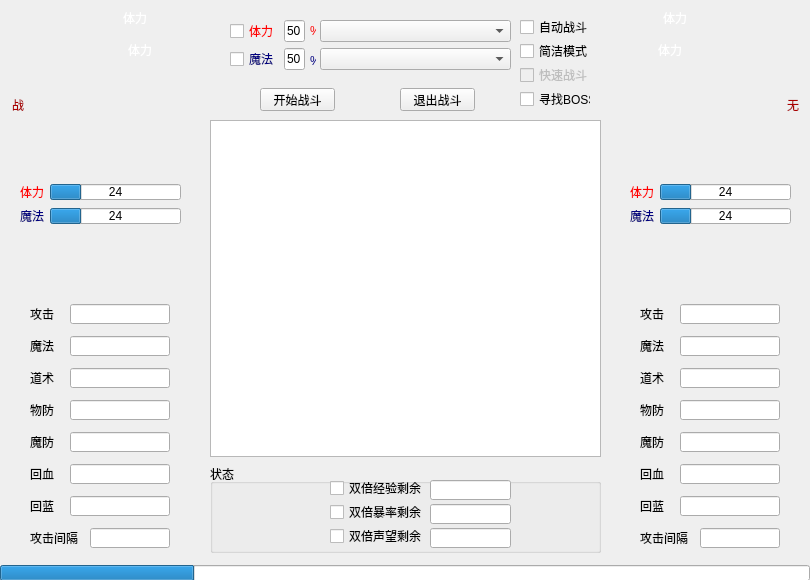
simon0xia/mirror, file code/mirror/fight_fight.ui: the form before one commit.
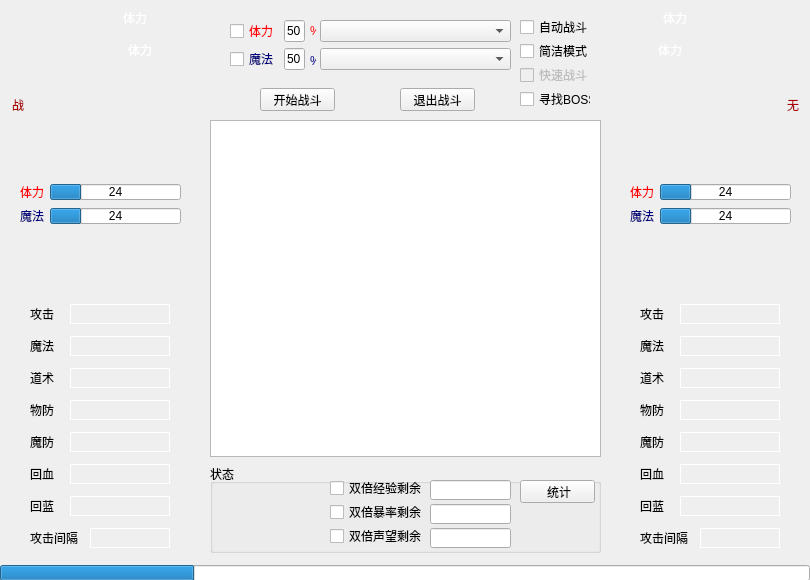
The form after the commit. Icons and pictures are not drawn.

Commit message: 增加统计信息，单击列出当前挂机时间，以及杀怪数量，经验获得等情况。

What changed in the file:
```diff
--- a/code/mirror/fight_fight.ui
+++ b/code/mirror/fight_fight.ui
@@ -156,9 +156,9 @@
    <property name="geometry">
     <rect>
      <x>10</x>
-     <y>16</y>
-     <width>70</width>
-     <height>70</height>
+     <y>8</y>
+     <width>80</width>
+     <height>80</height>
     </rect>
    </property>
    <property name="text">
@@ -174,10 +174,10 @@
   <widget class="QLabel" name="label_monster_head">
    <property name="geometry">
     <rect>
-     <x>730</x>
-     <y>16</y>
-     <width>70</width>
-     <height>70</height>
+     <x>720</x>
+     <y>8</y>
+     <width>80</width>
+     <height>80</height>
     </rect>
    </property>
    <property name="text">
@@ -257,19 +257,6 @@
     <string>50</string>
    </property>
   </widget>
-  <widget class="QLineEdit" name="edit_role_dc">
-   <property name="geometry">
-    <rect>
-     <x>70</x>
-     <y>304</y>
-     <width>100</width>
-     <height>20</height>
-    </rect>
-   </property>
-   <property name="readOnly">
-    <bool>true</bool>
-   </property>
-  </widget>
   <widget class="QLabel" name="label_5">
    <property name="geometry">
     <rect>
@@ -374,123 +361,6 @@
     <string>攻击间隔</string>
    </property>
   </widget>
-  <widget class="QLineEdit" name="edit_role_mc">
-   <property name="geometry">
-    <rect>
-     <x>70</x>
-     <y>336</y>
-     <width>100</width>
-     <height>20</height>
-    </rect>
-   </property>
-   <property name="readOnly">
-    <bool>true</bool>
-   </property>
-  </widget>
-  <widget class="QLineEdit" name="edit_role_sc">
-   <property name="geometry">
-    <rect>
-     <x>70</x>
-     <y>368</y>
-     <width>100</width>
-     <height>20</height>
-    </rect>
-   </property>
-   <property name="readOnly">
-    <bool>true</bool>
-   </property>
-  </widget>
-  <widget class="QLineEdit" name="edit_role_ac">
-   <property name="geometry">
-    <rect>
-     <x>70</x>
-     <y>400</y>
-     <width>100</width>
-     <height>20</height>
-    </rect>
-   </property>
-   <property name="readOnly">
-    <bool>true</bool>
-   </property>
-  </widget>
-  <widget class="QLineEdit" name="edit_role_mac">
-   <property name="geometry">
-    <rect>
-     <x>70</x>
-     <y>432</y>
-     <width>100</width>
-     <height>20</height>
-    </rect>
-   </property>
-   <property name="readOnly">
-    <bool>true</bool>
-   </property>
-  </widget>
-  <widget class="QLineEdit" name="edit_role_rhp">
-   <property name="geometry">
-    <rect>
-     <x>70</x>
-     <y>464</y>
-     <width>100</width>
-     <height>20</height>
-    </rect>
-   </property>
-   <property name="readOnly">
-    <bool>true</bool>
-   </property>
-  </widget>
-  <widget class="QLineEdit" name="edit_role_rmp">
-   <property name="geometry">
-    <rect>
-     <x>70</x>
-     <y>496</y>
-     <width>100</width>
-     <height>20</height>
-    </rect>
-   </property>
-   <property name="readOnly">
-    <bool>true</bool>
-   </property>
-  </widget>
-  <widget class="QLineEdit" name="edit_role_interval">
-   <property name="geometry">
-    <rect>
-     <x>90</x>
-     <y>528</y>
-     <width>80</width>
-     <height>20</height>
-    </rect>
-   </property>
-   <property name="readOnly">
-    <bool>true</bool>
-   </property>
-  </widget>
-  <widget class="QLineEdit" name="edit_monster_mac">
-   <property name="geometry">
-    <rect>
-     <x>680</x>
-     <y>432</y>
-     <width>100</width>
-     <height>20</height>
-    </rect>
-   </property>
-   <property name="readOnly">
-    <bool>true</bool>
-   </property>
-  </widget>
-  <widget class="QLineEdit" name="edit_monster_rhp">
-   <property name="geometry">
-    <rect>
-     <x>680</x>
-     <y>464</y>
-     <width>100</width>
-     <height>20</height>
-    </rect>
-   </property>
-   <property name="readOnly">
-    <bool>true</bool>
-   </property>
-  </widget>
   <widget class="QLabel" name="label_55">
    <property name="geometry">
     <rect>
@@ -517,19 +387,6 @@
     <string>魔防</string>
    </property>
   </widget>
-  <widget class="QLineEdit" name="edit_monster_rmp">
-   <property name="geometry">
-    <rect>
-     <x>680</x>
-     <y>496</y>
-     <width>100</width>
-     <height>20</height>
-    </rect>
-   </property>
-   <property name="readOnly">
-    <bool>true</bool>
-   </property>
-  </widget>
   <widget class="QLabel" name="label_58">
    <property name="geometry">
     <rect>
@@ -543,58 +400,6 @@
     <string>物防</string>
    </property>
   </widget>
-  <widget class="QLineEdit" name="edit_monster_interval">
-   <property name="geometry">
-    <rect>
-     <x>700</x>
-     <y>528</y>
-     <width>80</width>
-     <height>20</height>
-    </rect>
-   </property>
-   <property name="readOnly">
-    <bool>true</bool>
-   </property>
-  </widget>
-  <widget class="QLineEdit" name="edit_monster_dc">
-   <property name="geometry">
-    <rect>
-     <x>680</x>
-     <y>304</y>
-     <width>100</width>
-     <height>20</height>
-    </rect>
-   </property>
-   <property name="readOnly">
-    <bool>true</bool>
-   </property>
-  </widget>
-  <widget class="QLineEdit" name="edit_monster_ac">
-   <property name="geometry">
-    <rect>
-     <x>680</x>
-     <y>400</y>
-     <width>100</width>
-     <height>20</height>
-    </rect>
-   </property>
-   <property name="readOnly">
-    <bool>true</bool>
-   </property>
-  </widget>
-  <widget class="QLineEdit" name="edit_monster_mc">
-   <property name="geometry">
-    <rect>
-     <x>680</x>
-     <y>336</y>
-     <width>100</width>
-     <height>20</height>
-    </rect>
-   </property>
-   <property name="readOnly">
-    <bool>true</bool>
-   </property>
-  </widget>
   <widget class="QLabel" name="label_61">
    <property name="geometry">
     <rect>
@@ -845,6 +650,19 @@
      <bool>true</bool>
     </property>
    </widget>
+   <widget class="QPushButton" name="btn_statistics">
+    <property name="geometry">
+     <rect>
+      <x>310</x>
+      <y>16</y>
+      <width>75</width>
+      <height>23</height>
+     </rect>
+    </property>
+    <property name="text">
+     <string> 统计</string>
+    </property>
+   </widget>
   </widget>
   <widget class="QProgressBar" name="progressBar_role_exp">
    <property name="geometry">
@@ -907,19 +725,6 @@
     <string>道术</string>
    </property>
   </widget>
-  <widget class="QLineEdit" name="edit_monster_sc">
-   <property name="geometry">
-    <rect>
-     <x>680</x>
-     <y>368</y>
-     <width>100</width>
-     <height>20</height>
-    </rect>
-   </property>
-   <property name="readOnly">
-    <bool>true</bool>
-   </property>
-  </widget>
   <widget class="QCheckBox" name="checkBox_boss">
    <property name="enabled">
     <bool>true</bool>
@@ -1052,6 +857,358 @@
     <set>Qt::AlignCenter</set>
    </property>
   </widget>
+  <widget class="QLabel" name="edit_role_dc">
+   <property name="geometry">
+    <rect>
+     <x>70</x>
+     <y>304</y>
+     <width>100</width>
+     <height>20</height>
+    </rect>
+   </property>
+   <property name="styleSheet">
+    <string notr="true">color: rgb(255, 255, 255);</string>
+   </property>
+   <property name="frameShape">
+    <enum>QFrame::Panel</enum>
+   </property>
+   <property name="text">
+    <string/>
+   </property>
+   <property name="alignment">
+    <set>Qt::AlignCenter</set>
+   </property>
+  </widget>
+  <widget class="QLabel" name="edit_role_mc">
+   <property name="geometry">
+    <rect>
+     <x>70</x>
+     <y>336</y>
+     <width>100</width>
+     <height>20</height>
+    </rect>
+   </property>
+   <property name="styleSheet">
+    <string notr="true">color: rgb(255, 255, 255);</string>
+   </property>
+   <property name="frameShape">
+    <enum>QFrame::Panel</enum>
+   </property>
+   <property name="text">
+    <string/>
+   </property>
+   <property name="alignment">
+    <set>Qt::AlignCenter</set>
+   </property>
+  </widget>
+  <widget class="QLabel" name="edit_role_sc">
+   <property name="geometry">
+    <rect>
+     <x>70</x>
+     <y>368</y>
+     <width>100</width>
+     <height>20</height>
+    </rect>
+   </property>
+   <property name="styleSheet">
+    <string notr="true">color: rgb(255, 255, 255);</string>
+   </property>
+   <property name="frameShape">
+    <enum>QFrame::Panel</enum>
+   </property>
+   <property name="text">
+    <string/>
+   </property>
+   <property name="alignment">
+    <set>Qt::AlignCenter</set>
+   </property>
+  </widget>
+  <widget class="QLabel" name="edit_role_ac">
+   <property name="geometry">
+    <rect>
+     <x>70</x>
+     <y>400</y>
+     <width>100</width>
+     <height>20</height>
+    </rect>
+   </property>
+   <property name="styleSheet">
+    <string notr="true">color: rgb(255, 255, 255);</string>
+   </property>
+   <property name="frameShape">
+    <enum>QFrame::Panel</enum>
+   </property>
+   <property name="text">
+    <string/>
+   </property>
+   <property name="alignment">
+    <set>Qt::AlignCenter</set>
+   </property>
+  </widget>
+  <widget class="QLabel" name="edit_role_mac">
+   <property name="geometry">
+    <rect>
+     <x>70</x>
+     <y>432</y>
+     <width>100</width>
+     <height>20</height>
+    </rect>
+   </property>
+   <property name="styleSheet">
+    <string notr="true">color: rgb(255, 255, 255);</string>
+   </property>
+   <property name="frameShape">
+    <enum>QFrame::Panel</enum>
+   </property>
+   <property name="text">
+    <string/>
+   </property>
+   <property name="alignment">
+    <set>Qt::AlignCenter</set>
+   </property>
+  </widget>
+  <widget class="QLabel" name="edit_role_rhp">
+   <property name="geometry">
+    <rect>
+     <x>70</x>
+     <y>464</y>
+     <width>100</width>
+     <height>20</height>
+    </rect>
+   </property>
+   <property name="styleSheet">
+    <string notr="true">color: rgb(255, 255, 255);</string>
+   </property>
+   <property name="frameShape">
+    <enum>QFrame::Panel</enum>
+   </property>
+   <property name="text">
+    <string/>
+   </property>
+   <property name="alignment">
+    <set>Qt::AlignCenter</set>
+   </property>
+  </widget>
+  <widget class="QLabel" name="edit_role_rmp">
+   <property name="geometry">
+    <rect>
+     <x>70</x>
+     <y>496</y>
+     <width>100</width>
+     <height>20</height>
+    </rect>
+   </property>
+   <property name="styleSheet">
+    <string notr="true">color: rgb(255, 255, 255);</string>
+   </property>
+   <property name="frameShape">
+    <enum>QFrame::Panel</enum>
+   </property>
+   <property name="text">
+    <string/>
+   </property>
+   <property name="alignment">
+    <set>Qt::AlignCenter</set>
+   </property>
+  </widget>
+  <widget class="QLabel" name="edit_role_interval">
+   <property name="geometry">
+    <rect>
+     <x>90</x>
+     <y>528</y>
+     <width>80</width>
+     <height>20</height>
+    </rect>
+   </property>
+   <property name="styleSheet">
+    <string notr="true">color: rgb(255, 255, 255);</string>
+   </property>
+   <property name="frameShape">
+    <enum>QFrame::Panel</enum>
+   </property>
+   <property name="text">
+    <string/>
+   </property>
+   <property name="alignment">
+    <set>Qt::AlignCenter</set>
+   </property>
+  </widget>
+  <widget class="QLabel" name="edit_monster_dc">
+   <property name="geometry">
+    <rect>
+     <x>680</x>
+     <y>304</y>
+     <width>100</width>
+     <height>20</height>
+    </rect>
+   </property>
+   <property name="styleSheet">
+    <string notr="true">color: rgb(255, 255, 255);</string>
+   </property>
+   <property name="frameShape">
+    <enum>QFrame::Panel</enum>
+   </property>
+   <property name="text">
+    <string/>
+   </property>
+   <property name="alignment">
+    <set>Qt::AlignCenter</set>
+   </property>
+  </widget>
+  <widget class="QLabel" name="edit_monster_mc">
+   <property name="geometry">
+    <rect>
+     <x>680</x>
+     <y>336</y>
+     <width>100</width>
+     <height>20</height>
+    </rect>
+   </property>
+   <property name="styleSheet">
+    <string notr="true">color: rgb(255, 255, 255);</string>
+   </property>
+   <property name="frameShape">
+    <enum>QFrame::Panel</enum>
+   </property>
+   <property name="text">
+    <string/>
+   </property>
+   <property name="alignment">
+    <set>Qt::AlignCenter</set>
+   </property>
+  </widget>
+  <widget class="QLabel" name="edit_monster_sc">
+   <property name="geometry">
+    <rect>
+     <x>680</x>
+     <y>368</y>
+     <width>100</width>
+     <height>20</height>
+    </rect>
+   </property>
+   <property name="styleSheet">
+    <string notr="true">color: rgb(255, 255, 255);</string>
+   </property>
+   <property name="frameShape">
+    <enum>QFrame::Panel</enum>
+   </property>
+   <property name="text">
+    <string/>
+   </property>
+   <property name="alignment">
+    <set>Qt::AlignCenter</set>
+   </property>
+  </widget>
+  <widget class="QLabel" name="edit_monster_ac">
+   <property name="geometry">
+    <rect>
+     <x>680</x>
+     <y>400</y>
+     <width>100</width>
+     <height>20</height>
+    </rect>
+   </property>
+   <property name="styleSheet">
+    <string notr="true">color: rgb(255, 255, 255);</string>
+   </property>
+   <property name="frameShape">
+    <enum>QFrame::Panel</enum>
+   </property>
+   <property name="text">
+    <string/>
+   </property>
+   <property name="alignment">
+    <set>Qt::AlignCenter</set>
+   </property>
+  </widget>
+  <widget class="QLabel" name="edit_monster_mac">
+   <property name="geometry">
+    <rect>
+     <x>680</x>
+     <y>432</y>
+     <width>100</width>
+     <height>20</height>
+    </rect>
+   </property>
+   <property name="styleSheet">
+    <string notr="true">color: rgb(255, 255, 255);</string>
+   </property>
+   <property name="frameShape">
+    <enum>QFrame::Panel</enum>
+   </property>
+   <property name="text">
+    <string/>
+   </property>
+   <property name="alignment">
+    <set>Qt::AlignCenter</set>
+   </property>
+  </widget>
+  <widget class="QLabel" name="edit_monster_rhp">
+   <property name="geometry">
+    <rect>
+     <x>680</x>
+     <y>464</y>
+     <width>100</width>
+     <height>20</height>
+    </rect>
+   </property>
+   <property name="styleSheet">
+    <string notr="true">color: rgb(255, 255, 255);</string>
+   </property>
+   <property name="frameShape">
+    <enum>QFrame::Panel</enum>
+   </property>
+   <property name="text">
+    <string/>
+   </property>
+   <property name="alignment">
+    <set>Qt::AlignCenter</set>
+   </property>
+  </widget>
+  <widget class="QLabel" name="edit_monster_rmp">
+   <property name="geometry">
+    <rect>
+     <x>680</x>
+     <y>496</y>
+     <width>100</width>
+     <height>20</height>
+    </rect>
+   </property>
+   <property name="styleSheet">
+    <string notr="true">color: rgb(255, 255, 255);</string>
+   </property>
+   <property name="frameShape">
+    <enum>QFrame::Panel</enum>
+   </property>
+   <property name="text">
+    <string/>
+   </property>
+   <property name="alignment">
+    <set>Qt::AlignCenter</set>
+   </property>
+  </widget>
+  <widget class="QLabel" name="edit_monster_interval">
+   <property name="geometry">
+    <rect>
+     <x>700</x>
+     <y>528</y>
+     <width>80</width>
+     <height>20</height>
+    </rect>
+   </property>
+   <property name="styleSheet">
+    <string notr="true">color: rgb(255, 255, 255);</string>
+   </property>
+   <property name="frameShape">
+    <enum>QFrame::Panel</enum>
+   </property>
+   <property name="text">
+    <string/>
+   </property>
+   <property name="alignment">
+    <set>Qt::AlignCenter</set>
+   </property>
+  </widget>
  </widget>
  <layoutdefault spacing="6" margin="11"/>
  <resources>
```
The commit also changes 7 other files.
